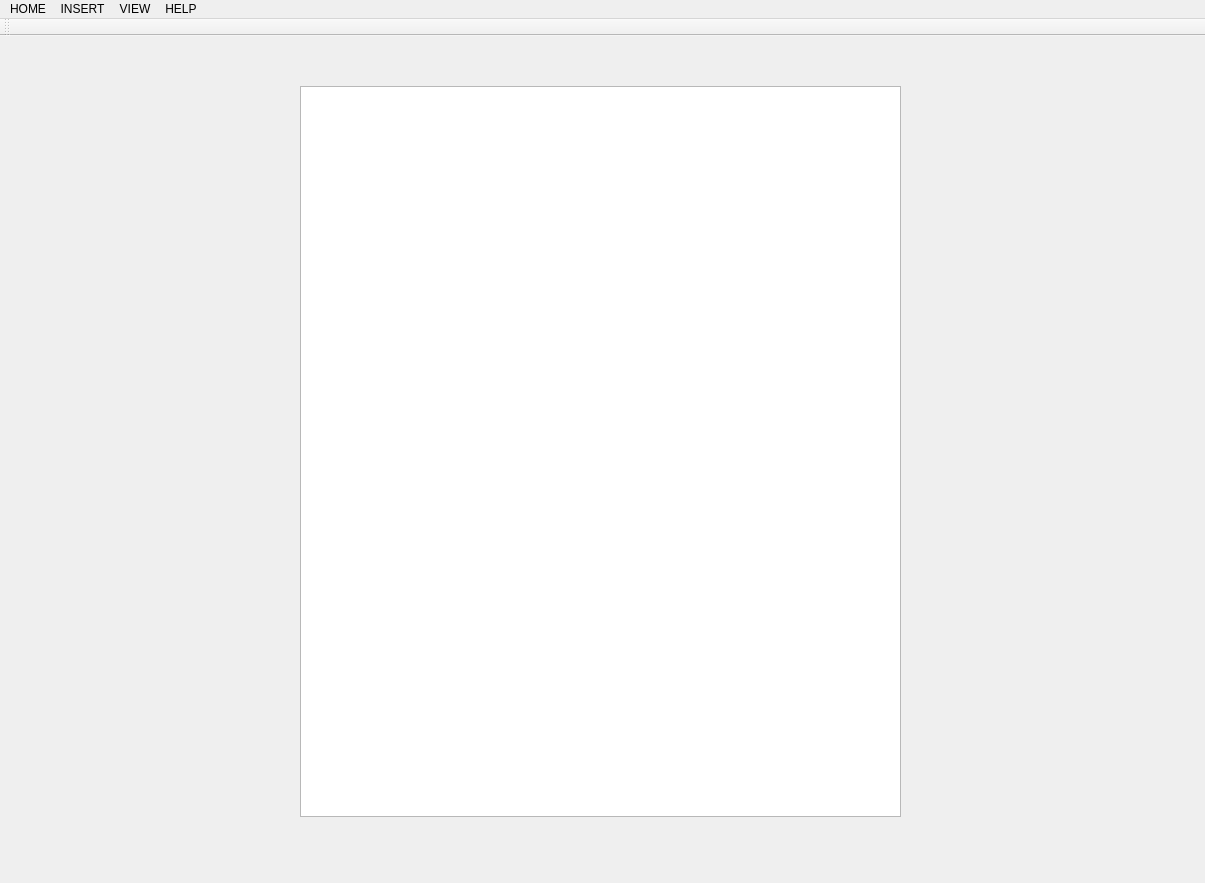
Old version of the form qt/convert_to_pdf.ui in the repository Eorico/RionnPest_Frontend.
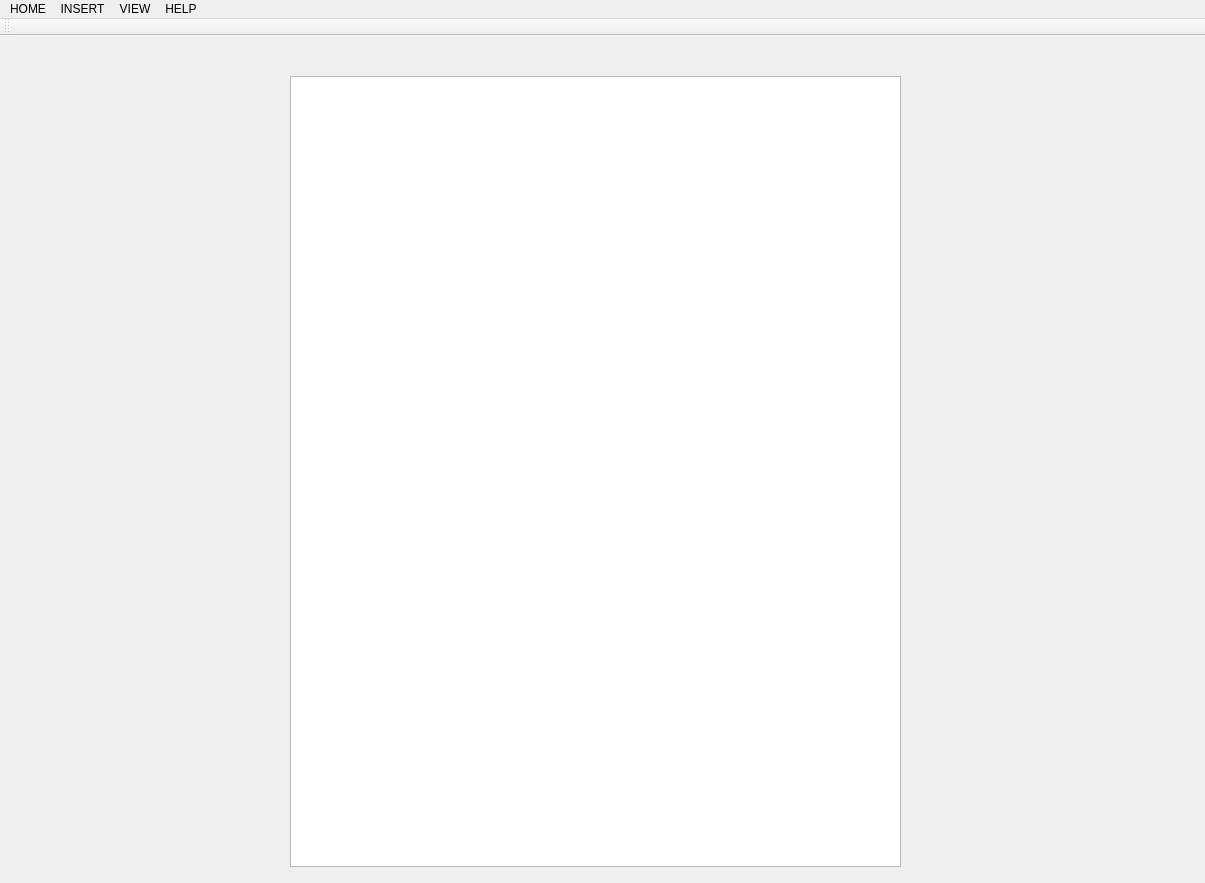
New version of the form.

Commit message: update: seperate the logic from the window of login

Patch:
```diff
--- a/qt/convert_to_pdf.ui
+++ b/qt/convert_to_pdf.ui
@@ -17,10 +17,10 @@
    <widget class="QTextEdit" name="textEdit">
     <property name="geometry">
      <rect>
-      <x>300</x>
-      <y>50</y>
-      <width>601</width>
-      <height>731</height>
+      <x>290</x>
+      <y>40</y>
+      <width>611</width>
+      <height>791</height>
      </rect>
     </property>
    </widget>
```
The commit also changes 3 other files.
